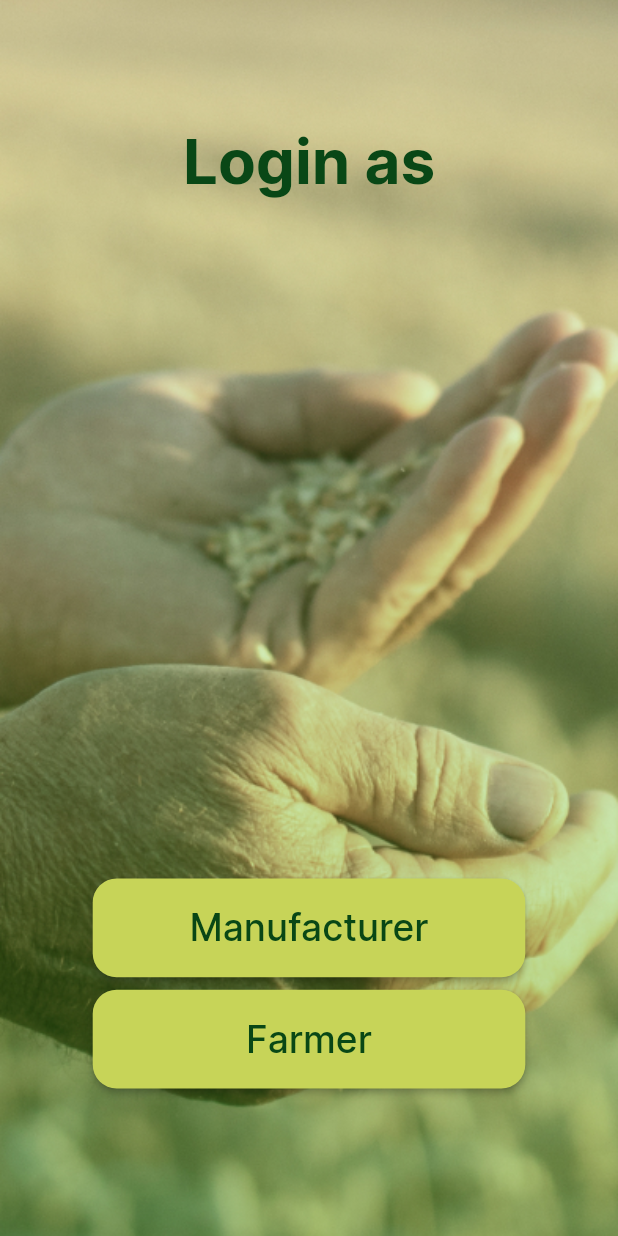
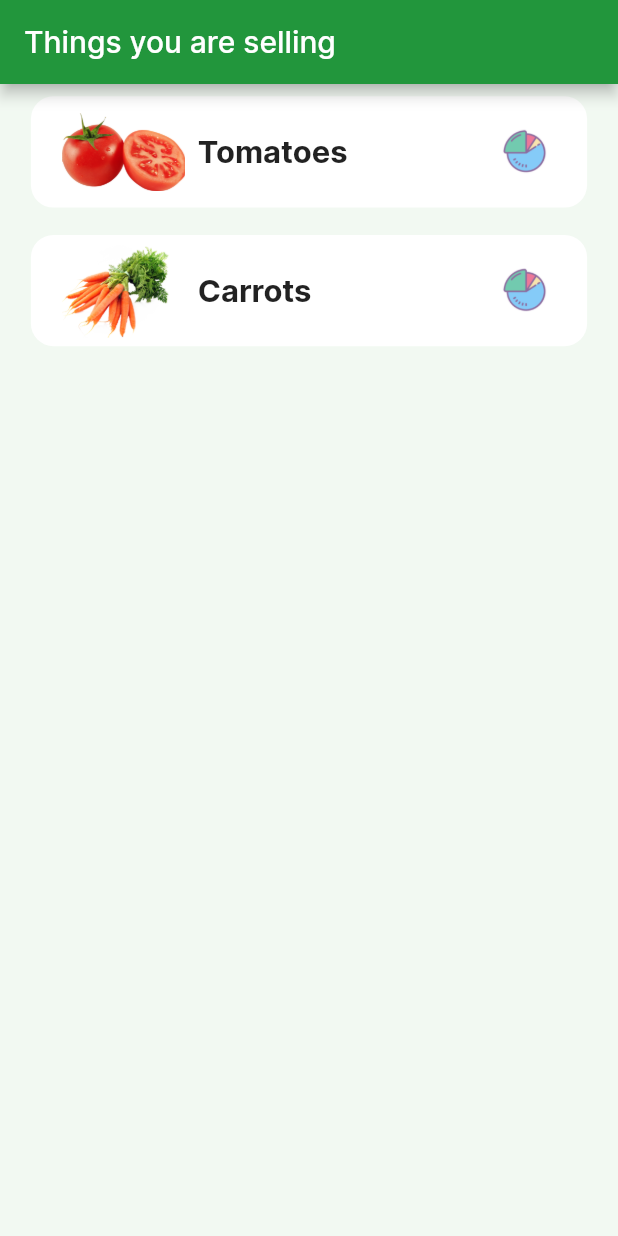
Before and after one commit to Ary0405/GLITCH, a Flutter app: the screen it shows after launch, on a phone screen of 412 x 824 dp. Run offline on Flutter 3.47's test engine with Material 2 defaults, Android fonts, the light colour scheme and no system bars.

Commit message:
feat: ui - price analysis screen

```diff
--- a/lib/main.dart
+++ b/lib/main.dart
@@ -1,5 +1,6 @@
 import 'package:flutter/material.dart';
 import 'package:glitch/screens/entry_screen.dart';
+import 'package:glitch/screens/price_analysis_screen.dart';
 
 void main() {
   runApp(const MyApp());
@@ -49,6 +50,6 @@ class _MyHomePageState extends State<MyHomePage> {
     // The Flutter framework has been optimized to make rerunning build methods
     // fast, so that you can just rebuild anything that needs updating rather
     // than having to individually change instances of widgets.
-    return const EntryScreen();
+    return const PriceAnalysisScreen();
   }
 }
--- a/lib/screens/entry_screen.dart
+++ b/lib/screens/entry_screen.dart
@@ -1,9 +1,4 @@
-import 'dart:ffi';
-
 import 'package:flutter/material.dart';
-import 'package:flutter/src/widgets/framework.dart';
-import 'package:flutter/src/widgets/placeholder.dart';
-
 class EntryScreen extends StatelessWidget {
   const EntryScreen({super.key});
 
--- /dev/null
+++ b/lib/screens/graphs_screen.dart
@@ -0,0 +1,16 @@
+import 'package:flutter/src/widgets/framework.dart';
+import 'package:flutter/src/widgets/placeholder.dart';
+
+class GraphScreen extends StatefulWidget {
+  const GraphScreen({super.key});
+
+  @override
+  State<GraphScreen> createState() => _GraphScreenState();
+}
+
+class _GraphScreenState extends State<GraphScreen> {
+  @override
+  Widget build(BuildContext context) {
+    return const Placeholder();
+  }
+}
--- /dev/null
+++ b/lib/screens/price_analysis_screen.dart
@@ -0,0 +1,91 @@
+import 'package:flutter/material.dart';
+
+class PriceAnalysisScreen extends StatefulWidget {
+  const PriceAnalysisScreen({super.key});
+
+  @override
+  State<PriceAnalysisScreen> createState() => _PriceAnalysisScreenState();
+}
+
+class _PriceAnalysisScreenState extends State<PriceAnalysisScreen> {
+  List<Map<dynamic, dynamic>> data = [
+    {
+      'text': 'Tomatoes',
+      'image': 'assets/images/tomato.png',
+    },
+    {
+      'text': 'Carrots',
+      'image': 'assets/images/carrot.png',
+    }
+  ];
+  @override
+  Widget build(BuildContext context) {
+    return Scaffold(
+      backgroundColor: const Color(0xffF2F9F2),
+      appBar: AppBar(
+        title: const Text('Things you are selling'),
+      ),
+      body: GridView.builder(
+        physics: const BouncingScrollPhysics(),
+        itemCount: data.length,
+        gridDelegate: SliverGridDelegateWithFixedCrossAxisCount(
+          crossAxisCount: 1,
+          childAspectRatio: MediaQuery.of(context).size.width /
+              (MediaQuery.of(context).size.height / 10),
+          crossAxisSpacing: 10,
+          mainAxisSpacing: 10,
+        ),
+        itemBuilder: (context, index) {
+          return Padding(
+            padding: EdgeInsets.only(
+              top: MediaQuery.of(context).size.width * .02,
+              left: MediaQuery.of(context).size.width * .05,
+              right: MediaQuery.of(context).size.width * .05,
+            ),
+            child: Container(
+              decoration: BoxDecoration(
+                color: Colors.white,
+                borderRadius: BorderRadius.circular(15),
+              ),
+              child: Row(
+                crossAxisAlignment: CrossAxisAlignment.center,
+                children: [
+                  Padding(
+                    padding: EdgeInsets.only(
+                      left: MediaQuery.of(context).size.width * .05,
+                      right: MediaQuery.of(context).size.width * .02,
+                    ),
+                    child: Image.asset(
+                      data[index]['image'],
+                      height: MediaQuery.of(context).size.height * .08,
+                      width: MediaQuery.of(context).size.width * .2,
+                    ),
+                  ),
+                  SizedBox(
+                    width: MediaQuery.of(context).size.width * .57,
+                    child: Row(
+                      mainAxisAlignment: MainAxisAlignment.spaceBetween,
+                      children: [
+                        Text(
+                          data[index]['text'],
+                          style: TextStyle(
+                            fontSize: MediaQuery.of(context).size.width * .05,
+                            fontWeight: FontWeight.w700,
+                          ),
+                        ),
+                        Image.asset(
+                          'assets/images/chart.png',
+                          height: MediaQuery.of(context).size.height * .04,
+                        ),
+                      ],
+                    ),
+                  ),
+                ],
+              ),
+            ),
+          );
+        },
+      ),
+    );
+  }
+}
```
Also changed, not shown: assets/images/cabbage.png, assets/images/carrot.png, assets/images/chart.png (added), assets/images/ladyfinger.png, assets/images/onion.png, assets/images/potato.png, assets/images/tomato.png, pubspec.lock.
